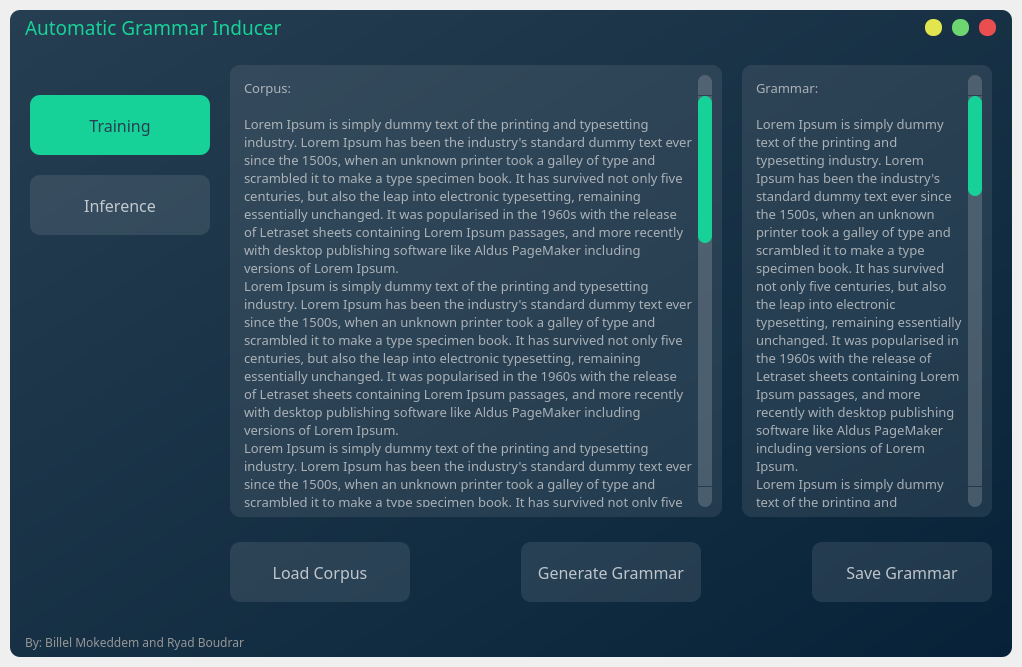
Above: frontend/interface.ui from mokeddembillel/NLP-Grammar-Inducer before the change. Below: the same form after it.
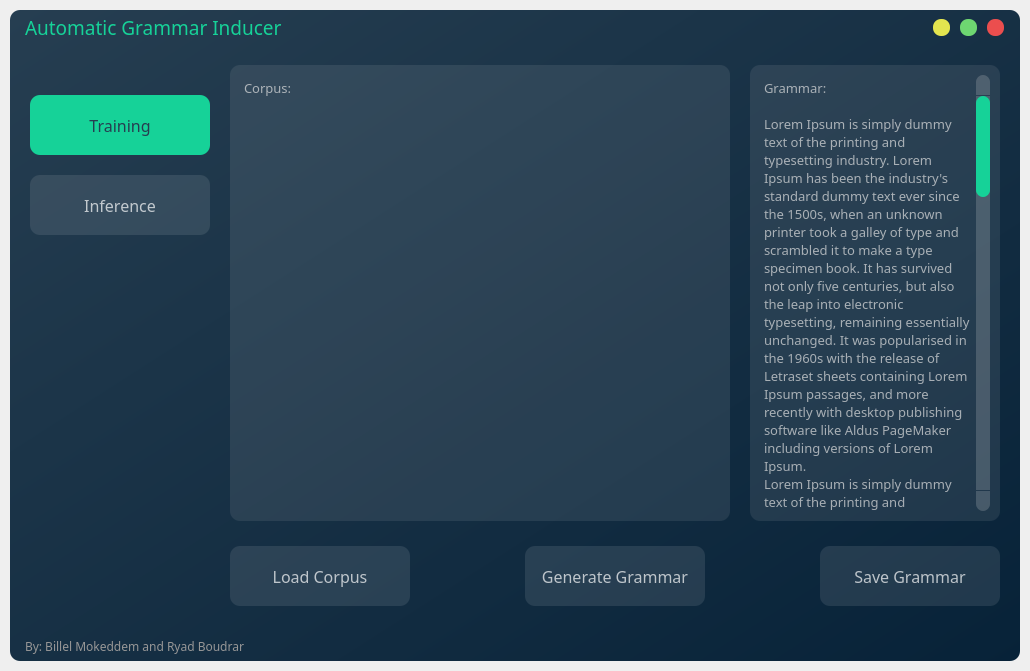
That is the form after the change.

Commit message: Implementing the load corpus function

The edit to the form file:
```diff
--- a/frontend/interface.ui
+++ b/frontend/interface.ui
@@ -9,8 +9,8 @@
    <rect>
     <x>0</x>
     <y>0</y>
-    <width>1022</width>
-    <height>619</height>
+    <width>1030</width>
+    <height>671</height>
    </rect>
   </property>
   <property name="windowTitle">
@@ -648,19 +648,7 @@
                              <enum>Qt::ScrollBarAlwaysOff</enum>
                             </property>
                             <property name="plainText">
-                             <string>Corpus:
-
-Lorem Ipsum is simply dummy text of the printing and typesetting industry. Lorem Ipsum has been the industry's standard dummy text ever since the 1500s, when an unknown printer took a galley of type and scrambled it to make a type specimen book. It has survived not only five centuries, but also the leap into electronic typesetting, remaining essentially unchanged. It was popularised in the 1960s with the release of Letraset sheets containing Lorem Ipsum passages, and more recently with desktop publishing software like Aldus PageMaker including versions of Lorem Ipsum.
-Lorem Ipsum is simply dummy text of the printing and typesetting industry. Lorem Ipsum has been the industry's standard dummy text ever since the 1500s, when an unknown printer took a galley of type and scrambled it to make a type specimen book. It has survived not only five centuries, but also the leap into electronic typesetting, remaining essentially unchanged. It was popularised in the 1960s with the release of Letraset sheets containing Lorem Ipsum passages, and more recently with desktop publishing software like Aldus PageMaker including versions of Lorem Ipsum.
-Lorem Ipsum is simply dummy text of the printing and typesetting industry. Lorem Ipsum has been the industry's standard dummy text ever since the 1500s, when an unknown printer took a galley of type and scrambled it to make a type specimen book. It has survived not only five centuries, but also the leap into electronic typesetting, remaining essentially unchanged. It was popularised in the 1960s with the release of Letraset sheets containing Lorem Ipsum passages, and more recently with desktop publishing software like Aldus PageMaker including versions of Lorem Ipsum.
-Lorem Ipsum is simply dummy text of the printing and typesetting industry. Lorem Ipsum has been the industry's standard dummy text ever since the 1500s, when an unknown printer took a galley of type and scrambled it to make a type specimen book. It has survived not only five centuries, but also the leap into electronic typesetting, remaining essentially unchanged. It was popularised in the 1960s with the release of Letraset sheets containing Lorem Ipsum passages, and more recently with desktop publishing software like Aldus PageMaker including versions of Lorem Ipsum.Lorem Ipsum is simply dummy text of the printing and typesetting industry. Lorem Ipsum has been the industry's standard dummy text ever since the 1500s, when an unknown printer took a galley of type and scrambled it to make a type specimen book. It has survived not only five centuries, but also the leap into electronic typesetting, remaining essentially unchanged. It was popularised in the 1960s with the release of Letraset sheets containing Lorem Ipsum passages, and more recently with desktop publishing software like Aldus PageMaker including versions of Lorem Ipsum.
-Lorem Ipsum is simply dummy text of the printing and typesetting industry. Lorem Ipsum has been the industry's standard dummy text ever since the 1500s, when an unknown printer took a galley of type and scrambled it to make a type specimen book. It has survived not only five centuries, but also the leap into electronic typesetting, remaining essentially unchanged. It was popularised in the 1960s with the release of Letraset sheets containing Lorem Ipsum passages, and more recently with desktop publishing software like Aldus PageMaker including versions of Lorem Ipsum.
-Lorem Ipsum is simply dummy text of the printing and typesetting industry. Lorem Ipsum has been the industry's standard dummy text ever since the 1500s, when an unknown printer took a galley of type and scrambled it to make a type specimen book. It has survived not only five centuries, but also the leap into electronic typesetting, remaining essentially unchanged. It was popularised in the 1960s with the release of Letraset sheets containing Lorem Ipsum passages, and more recently with desktop publishing software like Aldus PageMaker including versions of Lorem Ipsum.
-Lorem Ipsum is simply dummy text of the printing and typesetting industry. Lorem Ipsum has been the industry's standard dummy text ever since the 1500s, when an unknown printer took a galley of type and scrambled it to make a type specimen book. It has survived not only five centuries, but also the leap into electronic typesetting, remaining essentially unchanged. It was popularised in the 1960s with the release of Letraset sheets containing Lorem Ipsum passages, and more recently with desktop publishing software like Aldus PageMaker including versions of Lorem Ipsum.Lorem Ipsum is simply dummy text of the printing and typesetting industry. Lorem Ipsum has been the industry's standard dummy text ever since the 1500s, when an unknown printer took a galley of type and scrambled it to make a type specimen book. It has survived not only five centuries, but also the leap into electronic typesetting, remaining essentially unchanged. It was popularised in the 1960s with the release of Letraset sheets containing Lorem Ipsum passages, and more recently with desktop publishing software like Aldus PageMaker including versions of Lorem Ipsum.
-Lorem Ipsum is simply dummy text of the printing and typesetting industry. Lorem Ipsum has been the industry's standard dummy text ever since the 1500s, when an unknown printer took a galley of type and scrambled it to make a type specimen book. It has survived not only five centuries, but also the leap into electronic typesetting, remaining essentially unchanged. It was popularised in the 1960s with the release of Letraset sheets containing Lorem Ipsum passages, and more recently with desktop publishing software like Aldus PageMaker including versions of Lorem Ipsum.
-Lorem Ipsum is simply dummy text of the printing and typesetting industry. Lorem Ipsum has been the industry's standard dummy text ever since the 1500s, when an unknown printer took a galley of type and scrambled it to make a type specimen book. It has survived not only five centuries, but also the leap into electronic typesetting, remaining essentially unchanged. It was popularised in the 1960s with the release of Letraset sheets containing Lorem Ipsum passages, and more recently with desktop publishing software like Aldus PageMaker including versions of Lorem Ipsum.
-Lorem Ipsum is simply dummy text of the printing and typesetting industry. Lorem Ipsum has been the industry's standard dummy text ever since the 1500s, when an unknown printer took a galley of type and scrambled it to make a type specimen book. It has survived not only five centuries, but also the leap into electronic typesetting, remaining essentially unchanged. It was popularised in the 1960s with the release of Letraset sheets containing Lorem Ipsum passages, and more recently with desktop publishing software like Aldus PageMaker including versions of Lorem Ipsum.
-</string>
+                             <string>Corpus:</string>
                             </property>
                            </widget>
                           </item>
```
Left out of the diff: 4 changed lines with no effect on the pictures. The commit also changes 2 other files.
